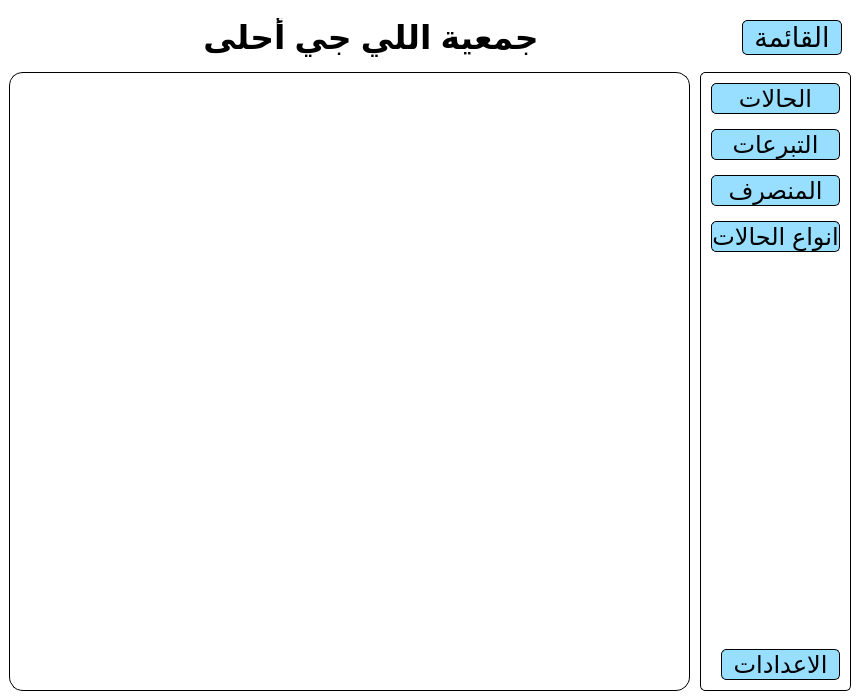
MuhammadTarek10/charity-app, file src/interface/views/mainWindow.ui: the form before one commit.
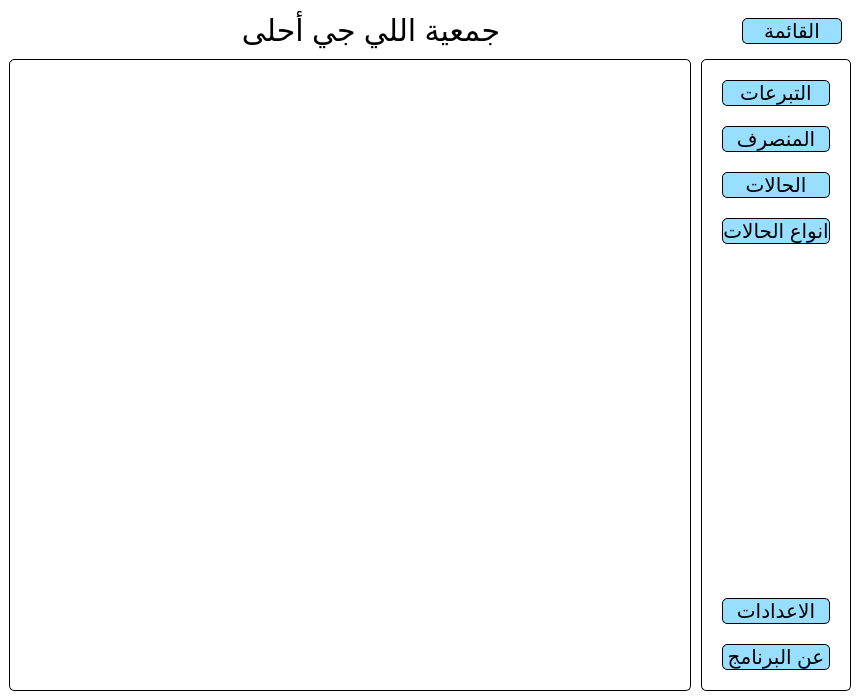
The form after the commit. Icons and pictures are not drawn. Custom widgets are drawn as their Qt base class.

Commit message: added about, some modification in font-size

The edit to the form file:
```diff
--- a/src/interface/views/mainWindow.ui
+++ b/src/interface/views/mainWindow.ui
@@ -24,12 +24,17 @@
 	border: none;
 	background-color: #FFFFFF;
 	color: #000000;
+	font-size: 20px;
 }
 
 QLabel{
 	color: #000000;
 }
 
+#titleLabel{
+	font-size: 30px;
+}
+
 QPushButton{
 	background-color: #97DEFF;
 	border-radius: 5px;
@@ -52,7 +57,7 @@
 }
 #mainBodyGroupBox{
 	margin-right: 10px;
-	border-radius: 14px;
+	border-radius: 5px;
 	border: 1px solid;
 }</string>
   </property>
@@ -100,6 +105,21 @@
           <enum>QFrame::Raised</enum>
          </property>
          <layout class="QHBoxLayout" name="horizontalLayout_4">
+          <property name="spacing">
+           <number>0</number>
+          </property>
+          <property name="leftMargin">
+           <number>0</number>
+          </property>
+          <property name="topMargin">
+           <number>0</number>
+          </property>
+          <property name="rightMargin">
+           <number>0</number>
+          </property>
+          <property name="bottomMargin">
+           <number>0</number>
+          </property>
           <item>
            <widget class="QLabel" name="titleLabel">
             <property name="sizePolicy">
@@ -110,9 +130,7 @@
             </property>
             <property name="font">
              <font>
-              <pointsize>25</pointsize>
-              <weight>75</weight>
-              <bold>true</bold>
+              <pointsize>-1</pointsize>
              </font>
             </property>
             <property name="text">
@@ -157,8 +175,7 @@
             </property>
             <property name="font">
              <font>
-              <family>Arial</family>
-              <pointsize>20</pointsize>
+              <pointsize>-1</pointsize>
              </font>
             </property>
             <property name="cursor">
@@ -249,8 +266,7 @@
          </property>
          <property name="font">
           <font>
-           <family>Arial</family>
-           <pointsize>18</pointsize>
+           <pointsize>-1</pointsize>
           </font>
          </property>
          <property name="frameShape">
@@ -275,41 +291,53 @@
           <property name="bottomMargin">
            <number>10</number>
           </property>
-          <item>
-           <widget class="QPushButton" name="casesButton">
-            <property name="maximumSize">
+          <item alignment="Qt::AlignRight">
+           <widget class="QFrame" name="mainOptionsFrame">
+            <property name="sizePolicy">
+             <sizepolicy hsizetype="Expanding" vsizetype="Expanding">
+              <horstretch>0</horstretch>
+              <verstretch>0</verstretch>
+             </sizepolicy>
+            </property>
+            <property name="minimumSize">
              <size>
-              <width>16777215</width>
-              <height>16777215</height>
+              <width>0</width>
+              <height>0</height>
              </size>
             </property>
-            <property name="font">
-             <font>
-              <family>Arial</family>
-              <pointsize>18</pointsize>
-             </font>
+            <property name="frameShape">
+             <enum>QFrame::StyledPanel</enum>
             </property>
-            <property name="cursor">
-             <cursorShape>OpenHandCursor</cursorShape>
+            <property name="frameShadow">
+             <enum>QFrame::Raised</enum>
             </property>
-            <property name="locale">
-             <locale language="Arabic" country="Egypt"/>
-            </property>
-            <property name="text">
-             <string>الحالات</string>
-            </property>
-            <property name="icon">
-             <iconset resource="../assets/resources.qrc">
-              <normaloff>:/icons/icons/case.png</normaloff>:/icons/icons/case.png</iconset>
-            </property>
-           </widget>
-          </item>
+            <layout class="QVBoxLayout" name="verticalLayout_5">
+             <property name="spacing">
+              <number>20</number>
+             </property>
+             <property name="leftMargin">
+              <number>10</number>
+             </property>
+             <property name="topMargin">
+              <number>10</number>
+             </property>
+             <property name="rightMargin">
+              <number>10</number>
+             </property>
+             <property name="bottomMargin">
+              <number>10</number>
+             </property>
           <item>
            <widget class="QPushButton" name="donationsButton">
+               <property name="minimumSize">
+                <size>
+                 <width>0</width>
+                 <height>0</height>
+                </size>
+               </property>
             <property name="font">
              <font>
-              <family>Arial</family>
-              <pointsize>18</pointsize>
+                 <pointsize>-1</pointsize>
              </font>
             </property>
             <property name="cursor">
@@ -326,10 +354,15 @@
           </item>
           <item>
            <widget class="QPushButton" name="invoicesButton">
+               <property name="minimumSize">
+                <size>
+                 <width>0</width>
+                 <height>0</height>
+                </size>
+               </property>
             <property name="font">
              <font>
-              <family>Arial</family>
-              <pointsize>18</pointsize>
+                 <pointsize>-1</pointsize>
              </font>
             </property>
             <property name="cursor">
@@ -344,12 +377,51 @@
             </property>
            </widget>
           </item>
+             <item>
+              <widget class="QPushButton" name="casesButton">
+               <property name="minimumSize">
+                <size>
+                 <width>0</width>
+                 <height>0</height>
+                </size>
+               </property>
+               <property name="maximumSize">
+                <size>
+                 <width>16777215</width>
+                 <height>16777215</height>
+                </size>
+               </property>
+               <property name="font">
+                <font>
+                 <pointsize>-1</pointsize>
+                </font>
+               </property>
+               <property name="cursor">
+                <cursorShape>PointingHandCursor</cursorShape>
+               </property>
+               <property name="locale">
+                <locale language="Arabic" country="Egypt"/>
+               </property>
+               <property name="text">
+                <string>الحالات</string>
+               </property>
+               <property name="icon">
+                <iconset resource="../assets/resources.qrc">
+                 <normaloff>:/icons/icons/case.png</normaloff>:/icons/icons/case.png</iconset>
+               </property>
+              </widget>
+             </item>
           <item>
            <widget class="QPushButton" name="casesTypesButton">
+               <property name="minimumSize">
+                <size>
+                 <width>0</width>
+                 <height>0</height>
+                </size>
+               </property>
             <property name="font">
              <font>
-              <family>Arial</family>
-              <pointsize>18</pointsize>
+                 <pointsize>-1</pointsize>
              </font>
             </property>
             <property name="cursor">
@@ -364,6 +436,9 @@
             </property>
            </widget>
           </item>
+            </layout>
+           </widget>
+          </item>
           <item>
            <spacer name="verticalSpacer">
             <property name="orientation">
@@ -380,7 +455,7 @@
             </property>
            </spacer>
           </item>
-          <item alignment="Qt::AlignBottom">
+          <item>
            <widget class="QFrame" name="settingsFrame">
             <property name="sizePolicy">
              <sizepolicy hsizetype="Preferred" vsizetype="Expanding">
@@ -399,29 +474,34 @@
             </property>
             <layout class="QVBoxLayout" name="verticalLayout_4">
              <property name="spacing">
-              <number>0</number>
+              <number>20</number>
              </property>
              <property name="leftMargin">
               <number>10</number>
              </property>
              <property name="topMargin">
-              <number>0</number>
+              <number>10</number>
              </property>
              <property name="rightMargin">
-              <number>0</number>
+              <number>10</number>
              </property>
              <property name="bottomMargin">
-              <number>0</number>
+              <number>10</number>
              </property>
              <item>
               <widget class="QPushButton" name="settingsButton">
                <property name="enabled">
                 <bool>true</bool>
                </property>
+               <property name="minimumSize">
+                <size>
+                 <width>0</width>
+                 <height>0</height>
+                </size>
+               </property>
                <property name="font">
                 <font>
-                 <family>Arial</family>
-                 <pointsize>18</pointsize>
+                 <pointsize>-1</pointsize>
                 </font>
                </property>
                <property name="cursor">
@@ -436,6 +516,28 @@
                </property>
               </widget>
              </item>
+             <item>
+              <widget class="QPushButton" name="aboutButton">
+               <property name="minimumSize">
+                <size>
+                 <width>0</width>
+                 <height>0</height>
+                </size>
+               </property>
+               <property name="font">
+                <font>
+                 <pointsize>-1</pointsize>
+                </font>
+               </property>
+               <property name="text">
+                <string>عن البرنامج</string>
+               </property>
+               <property name="icon">
+                <iconset resource="../assets/resources.qrc">
+                 <normaloff>:/icons/icons/about.png</normaloff>:/icons/icons/about.png</iconset>
+               </property>
+              </widget>
+             </item>
             </layout>
            </widget>
           </item>
```
Left out of the diff: 13 changed lines with no effect on the pictures. Lines whose indentation alone changed are shown as unchanged. The commit also changes 6 other files.
